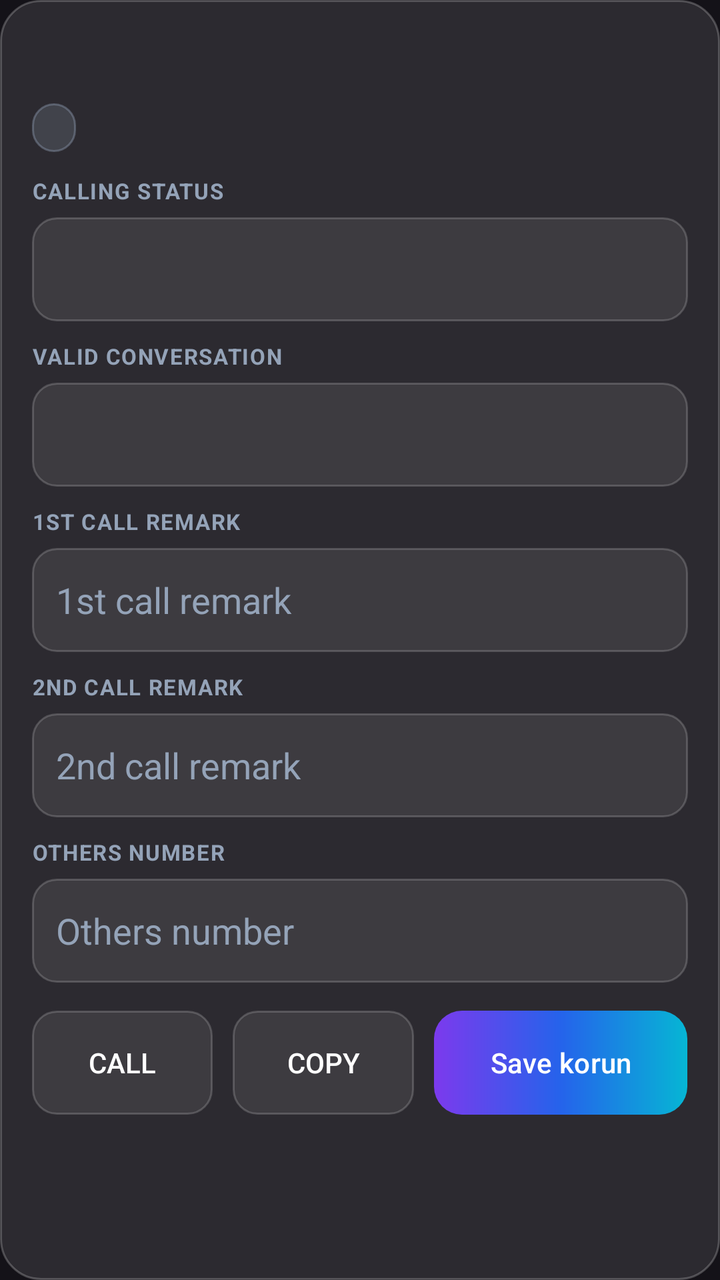
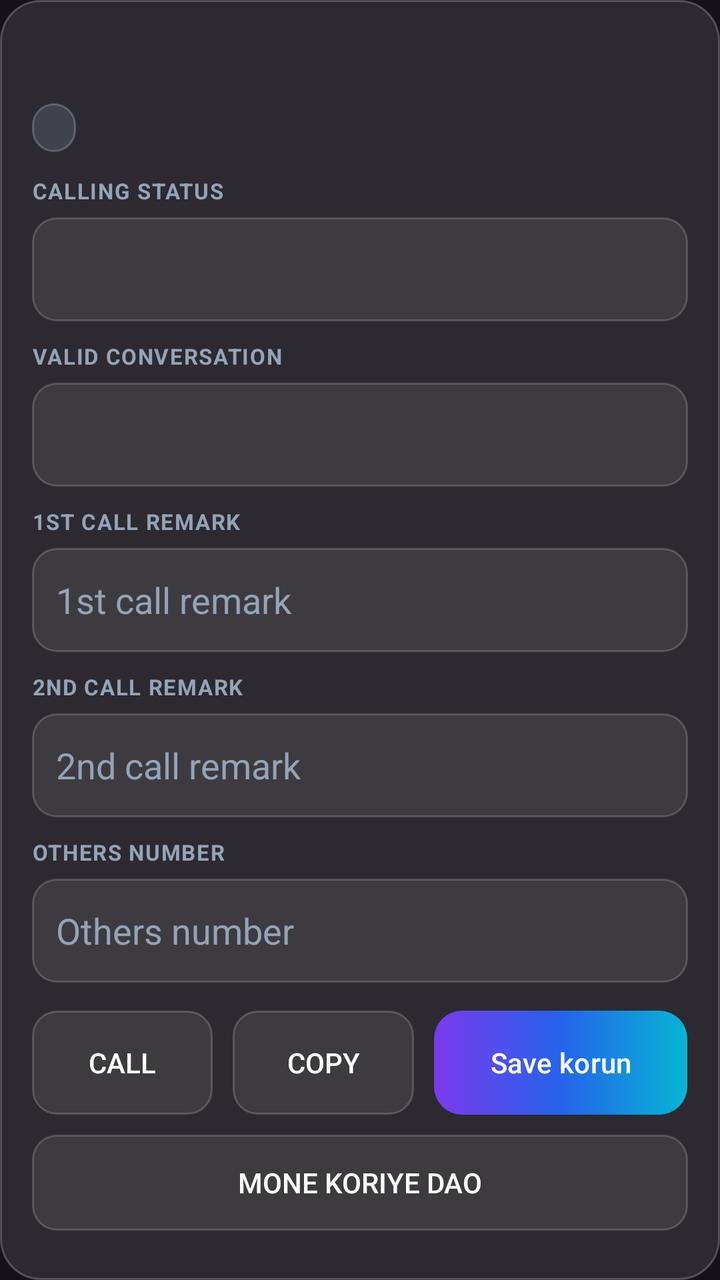

An Android layout rendered at two revisions. The XML below is the earlier revision; the diff shows what the commit changed to produce the second picture.
<!-- AndroidManifest.xml: application theme Theme.Telesales -->
<!-- res/layout/item_row.xml -->
<?xml version="1.0" encoding="utf-8"?>
<LinearLayout xmlns:android="http://schemas.android.com/apk/res/android"
    xmlns:app="http://schemas.android.com/apk/res-auto"
    android:layout_width="match_parent" android:layout_height="wrap_content"
    android:orientation="vertical" android:background="@drawable/glass_card"
    android:layout_margin="6dp" android:padding="16dp">
    <LinearLayout android:layout_width="match_parent" android:layout_height="wrap_content"
        android:orientation="horizontal" android:gravity="center_vertical">
        <TextView android:id="@+id/tvNumber" android:layout_width="0dp" android:layout_height="wrap_content"
            android:layout_weight="1" android:textSize="19sp" android:textStyle="bold"
            android:textColor="@color/white" />
        <TextView android:id="@+id/tvRow" android:layout_width="wrap_content" android:layout_height="wrap_content"
            android:textSize="12sp" android:textColor="@color/lavender" />
    </LinearLayout>
    <LinearLayout android:layout_width="match_parent" android:layout_height="wrap_content"
        android:orientation="horizontal" android:layout_marginTop="10dp">
        <TextView android:id="@+id/tvChipStatus" android:layout_width="wrap_content"
            android:layout_height="wrap_content" android:background="@drawable/chip_grey"
            android:paddingHorizontal="11dp" android:paddingVertical="4dp"
            android:textSize="12sp" android:textStyle="bold" android:textColor="@color/white" />
        <TextView android:id="@+id/tvChipValid" android:layout_width="wrap_content"
            android:layout_height="wrap_content" android:background="@drawable/chip_blue"
            android:paddingHorizontal="11dp" android:paddingVertical="4dp"
            android:layout_marginStart="8dp" android:textSize="12sp" android:textStyle="bold"
            android:textColor="@color/white" android:visibility="gone" />
    </LinearLayout>
    <TextView android:layout_width="wrap_content" android:layout_height="wrap_content"
        android:text="CALLING STATUS" android:textSize="11sp" android:textStyle="bold"
        android:textColor="@color/muted_light" android:letterSpacing="0.05" android:layout_marginTop="12dp" />
    <Spinner android:id="@+id/spStatus" android:layout_width="match_parent" android:layout_height="52dp"
        android:background="@drawable/glass_field" android:layout_marginTop="6dp" />
    <TextView android:layout_width="wrap_content" android:layout_height="wrap_content"
        android:text="VALID CONVERSATION" android:textSize="11sp" android:textStyle="bold"
        android:textColor="@color/muted_light" android:letterSpacing="0.05" android:layout_marginTop="10dp" />
    <Spinner android:id="@+id/spValid" android:layout_width="match_parent" android:layout_height="52dp"
        android:background="@drawable/glass_field" android:layout_marginTop="6dp" />
    <TextView android:layout_width="wrap_content" android:layout_height="wrap_content"
        android:text="1ST CALL REMARK" android:textSize="11sp" android:textStyle="bold"
        android:textColor="@color/muted_light" android:letterSpacing="0.05" android:layout_marginTop="10dp" />
    <com.google.android.material.textfield.TextInputEditText android:id="@+id/etRemark1"
        android:layout_width="match_parent" android:layout_height="52dp" android:hint="1st call remark"
        android:background="@drawable/glass_field" android:padding="12dp" android:layout_marginTop="6dp"
        android:textColor="@color/white" android:textColorHint="@color/muted_light" />
    <TextView android:layout_width="wrap_content" android:layout_height="wrap_content"
        android:text="2ND CALL REMARK" android:textSize="11sp" android:textStyle="bold"
        android:textColor="@color/muted_light" android:letterSpacing="0.05" android:layout_marginTop="10dp" />
    <com.google.android.material.textfield.TextInputEditText android:id="@+id/etRemark2"
        android:layout_width="match_parent" android:layout_height="52dp" android:hint="2nd call remark"
        android:background="@drawable/glass_field" android:padding="12dp" android:layout_marginTop="6dp"
        android:textColor="@color/white" android:textColorHint="@color/muted_light" />
    <TextView android:layout_width="wrap_content" android:layout_height="wrap_content"
        android:text="OTHERS NUMBER" android:textSize="11sp" android:textStyle="bold"
        android:textColor="@color/muted_light" android:letterSpacing="0.05" android:layout_marginTop="10dp" />
    <com.google.android.material.textfield.TextInputEditText android:id="@+id/etOthers"
        android:layout_width="match_parent" android:layout_height="52dp" android:hint="Others number"
        android:inputType="phone" android:background="@drawable/glass_field" android:padding="12dp"
        android:layout_marginTop="6dp" android:textColor="@color/white" android:textColorHint="@color/muted_light" />
    <LinearLayout android:layout_width="match_parent" android:layout_height="wrap_content"
        android:orientation="horizontal" android:layout_marginTop="14dp">
        <android.widget.Button android:id="@+id/btnCall" android:layout_width="0dp"
            android:layout_height="52dp" android:layout_weight="1" android:text="Call"
            android:background="@drawable/glass_field" android:textColor="@color/white" />
        <android.widget.Button android:id="@+id/btnCopy" android:layout_width="0dp"
            android:layout_height="52dp" android:layout_weight="1"
            android:layout_marginStart="10dp" android:text="Copy"
            android:background="@drawable/glass_field" android:textColor="@color/white" />
        <com.google.android.material.button.MaterialButton android:id="@+id/btnSave"
            android:layout_width="0dp" android:layout_height="52dp" android:layout_weight="1.4"
            android:layout_marginStart="10dp" android:text="Save korun"
            app:backgroundTint="@null" android:background="@drawable/btn_gradient"
            android:textColor="@color/white" />
    </LinearLayout>
</LinearLayout>
<!-- resources referenced by this layout -->
<resources>
  <color name="lavender">#C4B5FD</color>
  <color name="muted_light">#94A3B8</color>
  <color name="white">#FFFFFF</color>
  <!-- drawable btn_gradient (drawable) -->
  <?xml version="1.0" encoding="utf-8"?>
  <shape xmlns:android="http://schemas.android.com/apk/res/android" android:shape="rectangle">
      <corners android:radius="14dp" />
      <gradient android:angle="0" android:startColor="@color/violet" android:centerColor="@color/blue" android:endColor="@color/cyan" />
  </shape>
  <!-- drawable chip_blue (drawable) -->
  <?xml version="1.0" encoding="utf-8"?>
  <shape xmlns:android="http://schemas.android.com/apk/res/android" android:shape="rectangle">
      <corners android:radius="100dp" />
      <solid android:color="#3338BDF8" />
      <stroke android:width="1dp" android:color="#6638BDF8" />
  </shape>
  <!-- drawable chip_grey (drawable) -->
  <?xml version="1.0" encoding="utf-8"?>
  <shape xmlns:android="http://schemas.android.com/apk/res/android" android:shape="rectangle">
      <corners android:radius="100dp" />
      <solid android:color="#3394A3B8" />
      <stroke android:width="1dp" android:color="#6694A3B8" />
  </shape>
  <!-- drawable glass_card (drawable) -->
  <?xml version="1.0" encoding="utf-8"?>
  <shape xmlns:android="http://schemas.android.com/apk/res/android" android:shape="rectangle">
      <corners android:radius="20dp" />
      <solid android:color="@color/glass_white" />
      <stroke android:width="1dp" android:color="@color/glass_border" />
  </shape>
  <!-- drawable glass_field (drawable) -->
  <?xml version="1.0" encoding="utf-8"?>
  <shape xmlns:android="http://schemas.android.com/apk/res/android" android:shape="rectangle">
      <corners android:radius="12dp" />
      <solid android:color="@color/field_bg" />
      <stroke android:width="1dp" android:color="@color/field_border" />
  </shape>
  <style name="Theme.Telesales" parent="Theme.Material3.Dark.NoActionBar">
          <item name="colorPrimary">@color/violet</item>
          <item name="colorPrimaryVariant">@color/blue</item>
          <item name="android:textColorPrimary">@color/white</item>
          <item name="android:textColorSecondary">@color/muted_light</item>
      </style>
  <color name="violet">#7C3AED</color>
  <color name="blue">#2563EB</color>
  <color name="cyan">#06B6D4</color>
  <color name="glass_white">#1AFFFFFF</color>
  <color name="glass_border">#38FFFFFF</color>
  <color name="field_bg">#14FFFFFF</color>
  <color name="field_border">#2EFFFFFF</color>
</resources>

<!-- the commit's change to res/layout/item_row.xml (unified diff, before → after) -->
@@ -70,4 +70,11 @@
             app:backgroundTint="@null" android:background="@drawable/btn_gradient"
             android:textColor="@color/white" />
     </LinearLayout>
+    
+    <LinearLayout android:layout_width="match_parent" android:layout_height="wrap_content"
+        android:orientation="horizontal" android:layout_marginTop="10dp">
+        <android.widget.Button android:id="@+id/remindBtn" android:layout_width="match_parent"
+            android:layout_height="48dp" android:text="Mone koriye dao"
+            android:background="@drawable/glass_field" android:textColor="@color/white" />
+    </LinearLayout>
 </LinearLayout>
